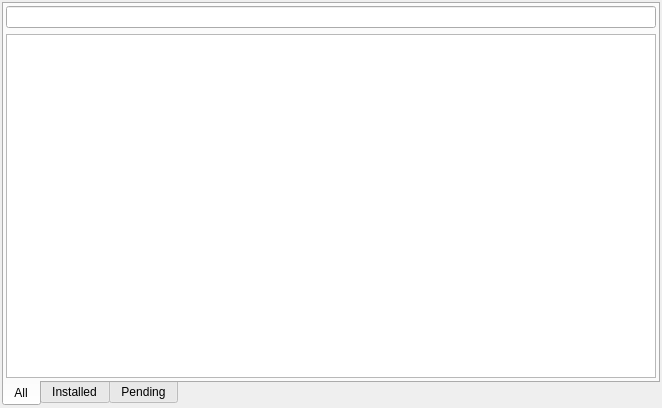
Qt form src/plugins/lackman/lackman.ui (0xd34df00d/leechcraft) before a commit.
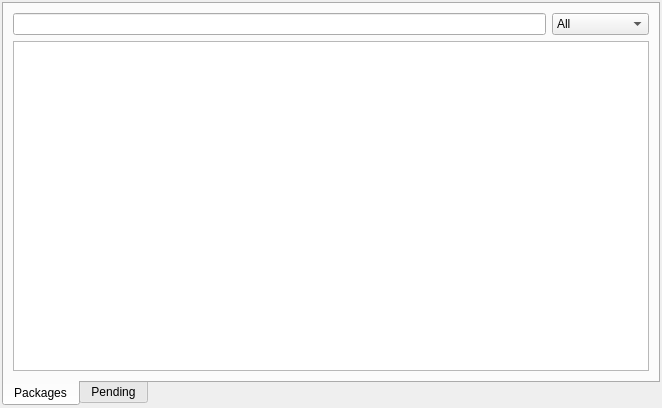
The same form after that commit.

Commit message: LackMan: filter by package status, closes #162.

```diff
--- a/src/plugins/lackman/lackman.ui
+++ b/src/plugins/lackman/lackman.ui
@@ -27,16 +27,41 @@
      </property>
      <widget class="QWidget" name="tab">
       <attribute name="title">
-       <string>All</string>
+       <string>Packages</string>
       </attribute>
       <layout class="QVBoxLayout" name="verticalLayout_3">
-       <property name="margin">
-        <number>2</number>
-       </property>
        <item>
         <layout class="QVBoxLayout" name="verticalLayout_2">
          <item>
-          <widget class="QLineEdit" name="SearchLine_"/>
+          <layout class="QHBoxLayout" name="horizontalLayout_2">
+           <item>
+            <widget class="QLineEdit" name="SearchLine_"/>
+           </item>
+           <item>
+            <widget class="QComboBox" name="PackageStatus_">
+             <item>
+              <property name="text">
+               <string>All</string>
+              </property>
+             </item>
+             <item>
+              <property name="text">
+               <string>Installed</string>
+              </property>
+             </item>
+             <item>
+              <property name="text">
+               <string>Upgradable</string>
+              </property>
+             </item>
+             <item>
+              <property name="text">
+               <string>Not installed</string>
+              </property>
+             </item>
+            </widget>
+           </item>
+          </layout>
          </item>
          <item>
           <widget class="QTreeView" name="Plugins_">
@@ -55,11 +80,6 @@
        </item>
       </layout>
      </widget>
-     <widget class="QWidget" name="tab_2">
-      <attribute name="title">
-       <string>Installed</string>
-      </attribute>
-     </widget>
      <widget class="QWidget" name="tab_3">
       <attribute name="title">
        <string>Pending</string>
```
The commit also changes 6 other files.
